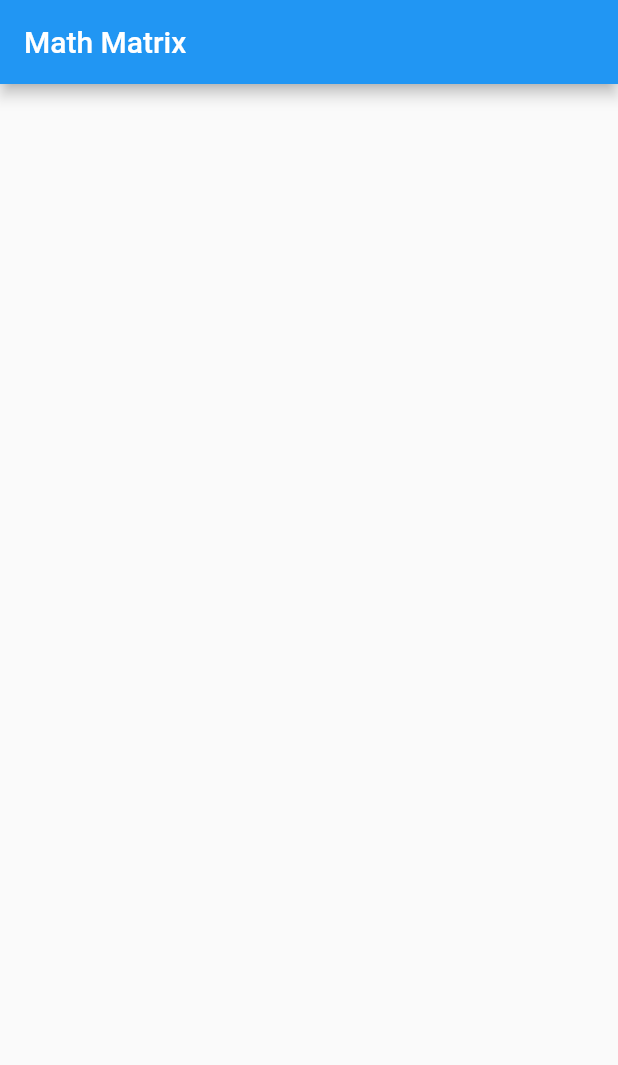
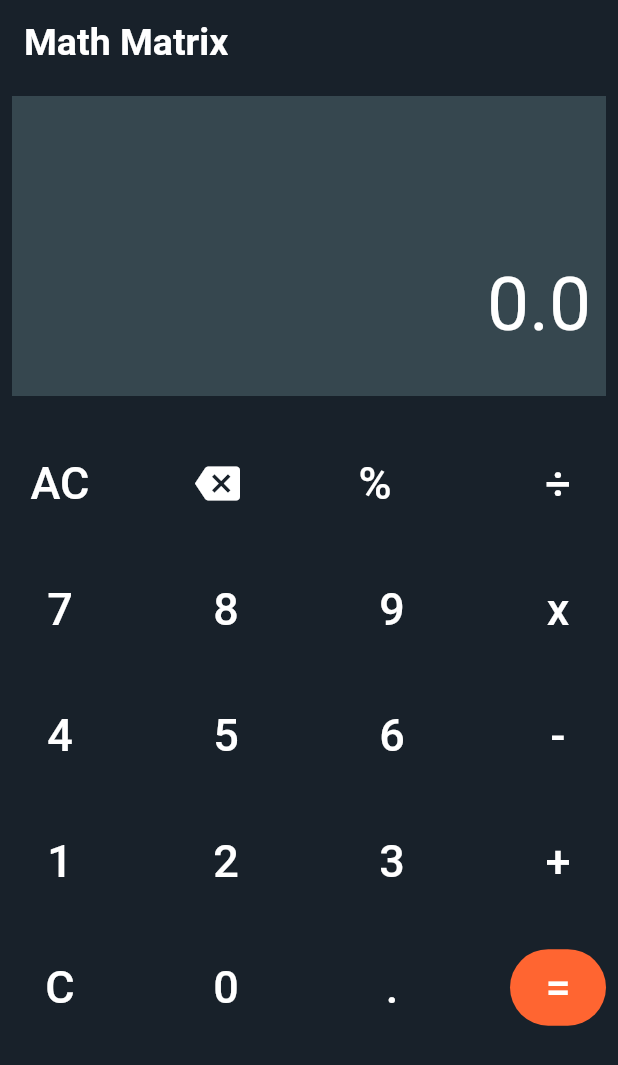
Before and after one commit to AKHILTH0MAS/MathMatrix, a Flutter app: the screen it shows after launch, on a phone screen of 412 x 824 dp. Shown: the top 1065 px of the screen. Run offline on Flutter 3.47's test engine with Material 2 defaults, Android fonts, the phone set to English and light mode, and no system bars.

Commit message:
Entire calculator done 😎😎

```diff
--- /dev/null
+++ b/mathmatrix/lib/components/calculator.dart
@@ -0,0 +1,522 @@
+import 'package:flutter/material.dart';
+
+import '../constants.dart';
+
+class MathMatrix extends StatefulWidget {
+  const MathMatrix({super.key});
+
+  @override
+  State<MathMatrix> createState() => _MathMatrixState();
+}
+
+class _MathMatrixState extends State<MathMatrix> {
+  String character = "";
+  String stringone = "";
+  String stringtwo = "";
+  bool activeString = true;
+  double answer = 0;
+  double _findanswer() {
+    if (character == "+") {
+      return double.parse(stringone) + double.parse(stringtwo);
+    } else if (character == "-") {
+      return double.parse(stringone) - double.parse(stringtwo);
+    } else if (character == "x") {
+      return double.parse(stringone) * double.parse(stringtwo);
+    } else if (character == "÷") {
+      return double.parse(stringone) / double.parse(stringtwo);
+    } else if (character == "%") {
+      return double.parse(stringone) % double.parse(stringtwo);
+    } else {
+      return 0;
+    }
+  }
+
+  void _backspace() {
+    if (activeString) {
+      setState(() {
+        stringone = stringone.substring(0, stringone.length - 1);
+      });
+    } else {
+      setState(() {
+        stringtwo = stringtwo.substring(0, stringtwo.length - 1);
+      });
+    }
+  }
+
+  @override
+  Widget build(BuildContext context) {
+    return Scaffold(
+      backgroundColor: primaryColor,
+      appBar: AppBar(
+        elevation: 0,
+        backgroundColor: primaryColor,
+        title: const Text(
+          "Math Matrix",
+          style: TextStyle(
+            fontSize: 25,
+            fontWeight: FontWeight.bold,
+          ),
+        ),
+      ),
+      body: Padding(
+        padding: const EdgeInsets.all(8.0),
+        child: Column(
+          children: [
+            Container(
+              height: 200,
+              width: double.infinity,
+              color: ansboardcolor,
+              padding: const EdgeInsets.all(10),
+              child: Column(
+                crossAxisAlignment: CrossAxisAlignment.end,
+                children: [
+                  SizedBox(
+                    height: MediaQuery.of(context).size.height * 0.04,
+                  ),
+                  Text(
+                    "$stringone $character $stringtwo", // This is the answer
+                    style: const TextStyle(
+                      fontSize: 50,
+                      color: Colors.white,
+                    ),
+                  ),
+                  SizedBox(
+                    height: MediaQuery.of(context).size.height * 0.01,
+                  ),
+                  Text(
+                    answer.toString(), // This is the answer
+                    style: const TextStyle(
+                      fontSize: 50,
+                      color: Colors.white,
+                    ),
+                  ),
+                ],
+              ),
+            ),
+            Column(
+              children: [
+                SizedBox(
+                  height: MediaQuery.of(context).size.height * 0.04,
+                ),
+                Row(
+                  mainAxisAlignment: MainAxisAlignment.spaceBetween,
+                  children: [
+                    TextButton(
+                      onPressed: () {
+                        setState(() {
+                          stringone = "";
+                          stringtwo = "";
+                          activeString = true;
+                          character = "";
+                          answer = 0;
+                        });
+                      },
+                      child: const Text(
+                        "AC",
+                        style: TextStyle(
+                          fontSize: 30,
+                          color: Colors.white,
+                        ),
+                      ),
+                    ),
+                    GestureDetector(
+                      onTap: _backspace,
+                      child: Container(
+                        decoration: BoxDecoration(
+                          borderRadius: BorderRadius.circular(10),
+                        ),
+                        child: const Icon(
+                          Icons.backspace,
+                          size: 30,
+                          color: Colors.white,
+                        ),
+                      ),
+                    ),
+                    TextButton(
+                      onPressed: () {
+                        setState(() {
+                          character = "%";
+                          activeString = false;
+                        });
+                      },
+                      child: const Text(
+                        "%",
+                        style: TextStyle(
+                          fontSize: 30,
+                          color: Colors.white,
+                        ),
+                      ),
+                    ),
+                    TextButton(
+                      style: ButtonStyle(
+                        backgroundColor:
+                            MaterialStateProperty.all(primaryColor),
+                        shape: MaterialStateProperty.all(
+                          RoundedRectangleBorder(
+                            borderRadius: BorderRadius.circular(60),
+                          ),
+                        ),
+                      ),
+                      onPressed: () {
+                        setState(() {
+                          character = "÷";
+                          activeString = false;
+                        });
+                      },
+                      child: const Text(
+                        "÷",
+                        style: TextStyle(
+                          fontSize: 30,
+                          color: Colors.white,
+                        ),
+                      ),
+                    ),
+                  ],
+                ),
+                SizedBox(
+                  height: MediaQuery.of(context).size.height * 0.04,
+                ),
+                Row(
+                  mainAxisAlignment: MainAxisAlignment.spaceBetween,
+                  children: [
+                    TextButton(
+                      onPressed: () {
+                        setState(() {
+                          if (activeString) {
+                            stringone = "${stringone}7";
+                          } else {
+                            stringtwo = "${stringtwo}7";
+                          }
+                        });
+                      },
+                      child: const Text(
+                        "7",
+                        style: TextStyle(
+                          fontSize: 30,
+                          color: Colors.white,
+                        ),
+                      ),
+                    ),
+                    TextButton(
+                      onPressed: () {
+                        setState(() {
+                          if (activeString) {
+                            stringone = "${stringone}8";
+                          } else {
+                            stringtwo = "${stringtwo}8";
+                          }
+                        });
+                      },
+                      child: const Text(
+                        "8",
+                        style: TextStyle(
+                          fontSize: 30,
+                          color: Colors.white,
+                        ),
+                      ),
+                    ),
+                    TextButton(
+                      onPressed: () {
+                        setState(() {
+                          if (activeString) {
+                            stringone = "${stringone}9";
+                          } else {
+                            stringtwo = "${stringtwo}9";
+                          }
+                        });
+                      },
+                      child: const Text(
+                        "9",
+                        style: TextStyle(
+                          fontSize: 30,
+                          color: Colors.white,
+                        ),
+                      ),
+                    ),
+                    TextButton(
+                      style: ButtonStyle(
+                        backgroundColor:
+                            MaterialStateProperty.all(primaryColor),
+                        shape: MaterialStateProperty.all(
+                          RoundedRectangleBorder(
+                            borderRadius: BorderRadius.circular(60),
+                          ),
+                        ),
+                      ),
+                      onPressed: () {
+                        setState(() {
+                          character = "x";
+                          activeString = false;
+                        });
+                      },
+                      child: const Text(
+                        "x",
+                        style: TextStyle(
+                          fontSize: 30,
+                          color: Colors.white,
+                        ),
+                      ),
+                    ),
+                  ],
+                ),
+                SizedBox(
+                  height: MediaQuery.of(context).size.height * 0.04,
+                ),
+                Row(
+                  mainAxisAlignment: MainAxisAlignment.spaceBetween,
+                  children: [
+                    TextButton(
+                      onPressed: () {
+                        setState(() {
+                          if (activeString) {
+                            stringone = "${stringone}4";
+                          } else {
+                            stringtwo = "${stringtwo}4";
+                          }
+                        });
+                      },
+                      child: const Text(
+                        "4",
+                        style: TextStyle(
+                          fontSize: 30,
+                          color: Colors.white,
+                        ),
+                      ),
+                    ),
+                    TextButton(
+                      onPressed: () {
+                        setState(() {
+                          if (activeString) {
+                            stringone = "${stringone}5";
+                          } else {
+                            stringtwo = "${stringtwo}5";
+                          }
+                        });
+                      },
+                      child: const Text(
+                        "5",
+                        style: TextStyle(
+                          fontSize: 30,
+                          color: Colors.white,
+                        ),
+                      ),
+                    ),
+                    TextButton(
+                      onPressed: () {
+                        setState(() {
+                          if (activeString) {
+                            stringone = "${stringone}6";
+                          } else {
+                            stringtwo = "${stringtwo}6";
+                          }
+                        });
+                      },
+                      child: const Text(
+                        "6",
+                        style: TextStyle(
+                          fontSize: 30,
+                          color: Colors.white,
+                        ),
+                      ),
+                    ),
+                    TextButton(
+                      style: ButtonStyle(
+                        backgroundColor:
+                            MaterialStateProperty.all(primaryColor),
+                        shape: MaterialStateProperty.all(
+                          RoundedRectangleBorder(
+                            borderRadius: BorderRadius.circular(60),
+                          ),
+                        ),
+                      ),
+                      onPressed: () {
+                        setState(() {
+                          character = "-";
+                          activeString = false;
+                        });
+                      },
+                      child: const Text(
+                        "-",
+                        style: TextStyle(
+                          fontSize: 30,
+                          color: Colors.white,
+                        ),
+                      ),
+                    ),
+                  ],
+                ),
+                SizedBox(
+                  height: MediaQuery.of(context).size.height * 0.04,
+                ),
+                Row(
+                  mainAxisAlignment: MainAxisAlignment.spaceBetween,
+                  children: [
+                    TextButton(
+                      onPressed: () {
+                        setState(() {
+                          if (activeString) {
+                            stringone = "${stringone}1";
+                          } else {
+                            stringtwo = "${stringtwo}1";
+                          }
+                        });
+                      },
+                      child: const Text(
+                        "1",
+                        style: TextStyle(
+                          fontSize: 30,
+                          color: Colors.white,
+                        ),
+                      ),
+                    ),
+                    TextButton(
+                      onPressed: () {
+                        setState(() {
+                          if (activeString) {
+                            stringone = "${stringone}2";
+                          } else {
+                            stringtwo = "${stringtwo}2";
+                          }
+                        });
+                      },
+                      child: const Text(
+                        "2",
+                        style: TextStyle(
+                          fontSize: 30,
+                          color: Colors.white,
+                        ),
+                      ),
+                    ),
+                    TextButton(
+                      onPressed: () {
+                        setState(() {
+                          if (activeString) {
+                            stringone = "${stringone}3";
+                          } else {
+                            stringtwo = "${stringtwo}3";
+                          }
+                        });
+                      },
+                      child: const Text(
+                        "3",
+                        style: TextStyle(
+                          fontSize: 30,
+                          color: Colors.white,
+                        ),
+                      ),
+                    ),
+                    TextButton(
+                      style: ButtonStyle(
+                        backgroundColor:
+                            MaterialStateProperty.all(primaryColor),
+                        shape: MaterialStateProperty.all(
+                          RoundedRectangleBorder(
+                            borderRadius: BorderRadius.circular(60),
+                          ),
+                        ),
+                      ),
+                      onPressed: () {
+                        setState(() {
+                          character = "+";
+                          activeString = false;
+                        });
+                      },
+                      child: const Text(
+                        "+",
+                        style: TextStyle(
+                          fontSize: 30,
+                          color: Colors.white,
+                        ),
+                      ),
+                    ),
+                  ],
+                ),
+                SizedBox(
+                  height: MediaQuery.of(context).size.height * 0.04,
+                ),
+                Row(
+                  mainAxisAlignment: MainAxisAlignment.spaceBetween,
+                  children: [
+                    TextButton(
+                      onPressed: () {
+                        setState(() {
+                          _backspace();
+                        });
+                      },
+                      child: const Text(
+                        "C",
+                        style: TextStyle(
+                          fontSize: 30,
+                          color: Colors.white,
+                        ),
+                      ),
+                    ),
+                    TextButton(
+                      onPressed: () {
+                        setState(() {
+                          if (activeString) {
+                            stringone = "${stringone}0";
+                          } else {
+                            stringtwo = "${stringtwo}0";
+                          }
+                        });
+                      },
+                      child: const Text(
+                        "0",
+                        style: TextStyle(
+                          fontSize: 30,
+                          color: Colors.white,
+                        ),
+                      ),
+                    ),
+                    TextButton(
+                      onPressed: () {
+                        setState(() {
+                          if (activeString) {
+                            stringone = "$stringone.";
+                          } else {
+                            stringtwo = "$stringtwo.";
+                          }
+                        });
+                      },
+                      child: const Text(
+                        ".",
+                        style: TextStyle(
+                          fontSize: 30,
+                          color: Colors.white,
+                        ),
+                      ),
+                    ),
+                    TextButton(
+                      style: ButtonStyle(
+                        backgroundColor:
+                            MaterialStateProperty.all(equalButtonColor),
+                        shape: MaterialStateProperty.all(
+                          RoundedRectangleBorder(
+                            borderRadius: BorderRadius.circular(60),
+                          ),
+                        ),
+                      ),
+                      onPressed: () {
+                        setState(() {
+                          answer = _findanswer();
+                        });
+                      },
+                      child: const Text(
+                        "=",
+                        style: TextStyle(
+                          fontSize: 30,
+                          color: Colors.white,
+                        ),
+                      ),
+                    ),
+                  ],
+                ),
+              ],
+            ),
+          ],
+        ),
+      ),
+    );
+  }
+}
--- /dev/null
+++ b/mathmatrix/lib/constants.dart
@@ -0,0 +1,6 @@
+import 'package:flutter/material.dart';
+
+Color primaryColor = const Color(0xff18212a);
+Color equalButtonColor = const Color(0xffff6531);
+Color ansboardcolor = const Color(0xff36474f);
+Color? textinbttncolor = const Color(0xffffffff);
--- a/mathmatrix/lib/main.dart
+++ b/mathmatrix/lib/main.dart
@@ -1,4 +1,6 @@
 import 'package:flutter/material.dart';
+
+import 'components/calculator.dart';
 
 void main() {
   runApp(const MyApp());
@@ -11,21 +13,9 @@ class MyApp extends StatelessWidget {
   @override
   Widget build(BuildContext context) {
     return const MaterialApp(
+      debugShowCheckedModeBanner: false,
       title: 'Flutter Demo',
       home: MathMatrix(),
     );
   }
 }
-
-class MathMatrix extends StatelessWidget {
-  const MathMatrix({super.key});
-
-  @override
-  Widget build(BuildContext context) {
-    return Scaffold(
-      appBar: AppBar(
-        title: const Text("Math Matrix"),
-      ),
-    );
-  }
-}
```
Also changed, not shown: mathmatrix/pubspec.yaml (line endings or trailing spaces).
